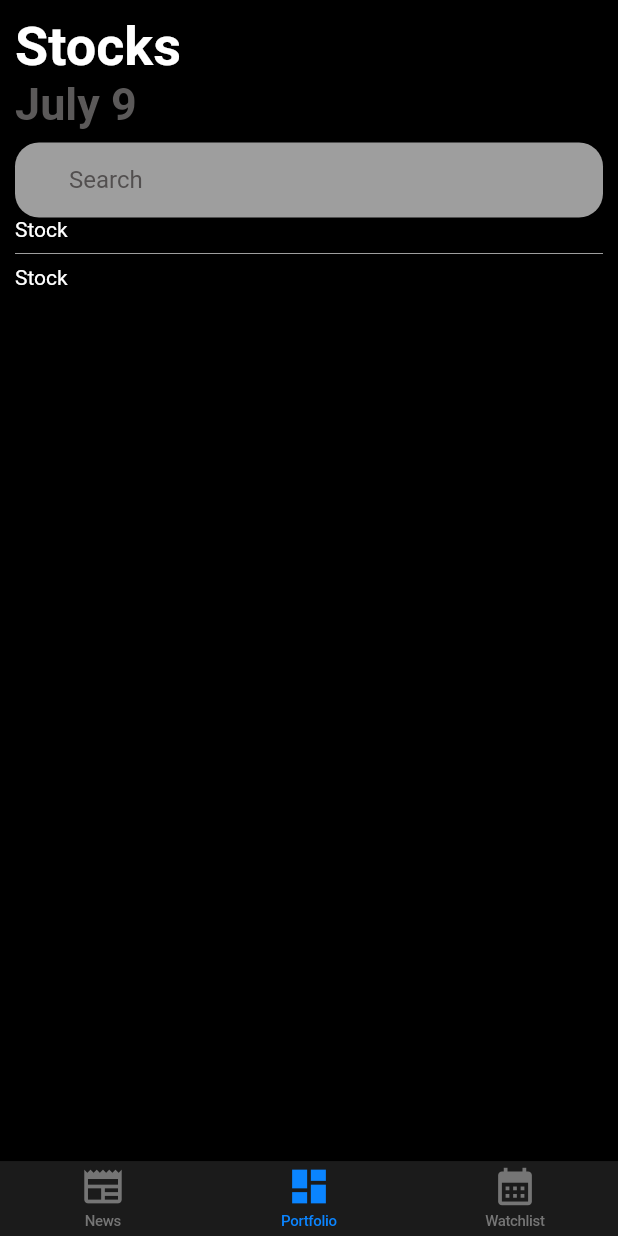
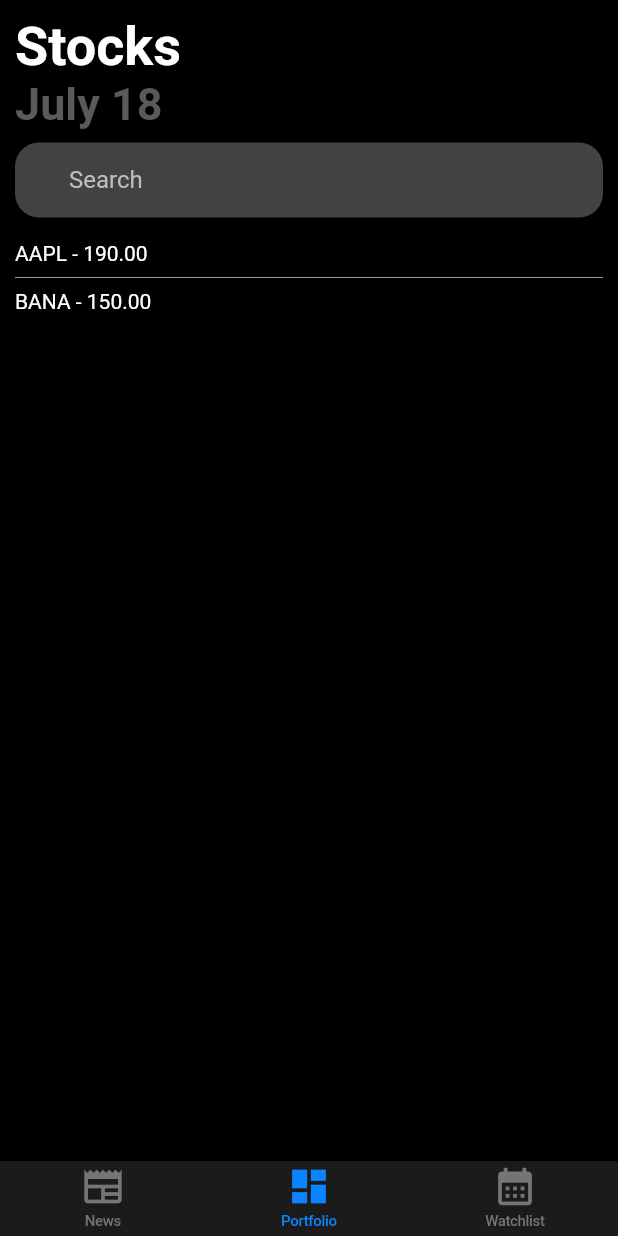
Before and after one commit to aakashkandasamy/tomorrow, a Flutter app: the screen it shows after launch, on a phone screen of 412 x 824 dp. Run offline on Flutter 3.47's test engine with Material 2 defaults, Android fonts, the phone set to English and light mode, and no system bars.

Commit message:
mutable homepage list

```diff
--- a/lib/main.dart
+++ b/lib/main.dart
@@ -12,6 +12,7 @@ class App extends StatelessWidget {
   @override
   Widget build(BuildContext context) {
     return MaterialApp(
+      debugShowCheckedModeBanner: false,
       title: "Stocks",
       home: MyHomePage(),
     );
--- a/lib/models/stock.dart
+++ b/lib/models/stock.dart
@@ -1,7 +1,7 @@
 class Stock {
-  final String symbol;
-  final String company;
-  final double price;
+  String symbol;
+  String company;
+  double price;
 
   Stock({required this.symbol, required this.company, required this.price});
 
--- a/lib/pages/home_page.dart
+++ b/lib/pages/home_page.dart
@@ -1,64 +1,92 @@
-// ignore_for_file: prefer_const_constructors
+import 'package:flutter/material.dart';
+import 'package:stocks_app_flutter/models/stock.dart';
+import 'package:stocks_app_flutter/widgets/stocks_list.dart';
+import 'package:intl/intl.dart';
 
-import 'package:flutter/material.dart';
+String today = DateFormat('MMMM d').format(DateTime.now());
 
-import '../widgets/stocks_list.dart';
-import 'package:stocks_app_flutter/models/stock.dart';
+List<Stock> allStocks = Stock.getAll();
 
-class HomePage extends StatelessWidget{
+class HomePage extends StatefulWidget {
+  @override
+  _HomePageState createState() => _HomePageState();
+}
+
+class _HomePageState extends State<HomePage> {
+  final TextEditingController _searchController = TextEditingController();
+
+  void addNewStock(String value) {
+    setState(() {
+      allStocks.add(Stock(company: value, symbol: value, price: 100));
+    });
+  }
+
   @override
   Widget build(BuildContext context) {
     return Scaffold(
-      body: Stack(children: <Widget>[
+      body: Stack(
+        children: <Widget>[
           Container(
             padding: EdgeInsets.all(10),
             width: MediaQuery.of(context).size.width,
-          color: Color.fromARGB(255, 0, 0, 0),
+            color: const Color.fromARGB(255, 0, 0, 0),
             child: SafeArea(
               child: Column(
                 crossAxisAlignment: CrossAxisAlignment.start,
                 children: <Widget>[
-              Text("Stocks",
-                style :TextStyle(
+                  const Text(
+                    "Stocks",
+                    style: TextStyle(
                       color: Colors.white,
                       fontSize: 36,
-                  fontWeight: FontWeight.bold)),
-              Text("July 9",
-                style: TextStyle(
+                      fontWeight: FontWeight.bold,
+                    ),
+                  ),
+                  Text(
+                    today,
+                    style: const TextStyle(
                       color: Color.fromARGB(255, 91, 89, 89),
                       fontSize: 30,
-                  fontWeight: FontWeight.bold)),
-
+                      fontWeight: FontWeight.bold,
+                    ),
+                  ),
                   Padding(
                     padding: EdgeInsets.only(top: 8),
                     child: SizedBox(
                       height: 50,
                       child: TextField(
+                        controller: _searchController,
                         decoration: InputDecoration(
-                      hintStyle: TextStyle(color: Color.fromARGB(255, 82, 79, 79)),
+                          hintStyle: TextStyle(color: Colors.grey[400]),
                           hintText: "Search",
                           prefix: Icon(Icons.search),
-                      fillColor: Colors.grey,
+                          fillColor: Colors.grey[800],
                           filled: true,
-                      border: OutlineInputBorder(
+                          border: const OutlineInputBorder(
                             borderSide: BorderSide(
                               width: 0,
-                          style: BorderStyle.none
+                              style: BorderStyle.none,
                             ),
-                        borderRadius: BorderRadius.all(Radius.circular(16))
-                      )
-                    ),
-                  )
+                            borderRadius: BorderRadius.all(
+                              Radius.circular(16),
                             ),
                           ),
+                        ),
+                        onSubmitted: addNewStock,
+                      ),
+                    ),
+                  ),
+                  const Padding(padding: EdgeInsets.only(top: 16)),
                   SizedBox(
                     height: 310,
-                child: StockList(stocks: Stock.getAll())
-                )
-            ]),
-          ))
-
-      ]));
-
+                    child: StockList(stocks: allStocks),
+                  ),
+                ],
+              ),
+            ),
+          ),
+        ],
+      ),
+    );
   }
 }
--- a/lib/widgets/stocks_list.dart
+++ b/lib/widgets/stocks_list.dart
@@ -1,23 +1,22 @@
-
 import 'package:flutter/material.dart';
 import 'package:stocks_app_flutter/models/stock.dart';
 
 class StockList extends StatelessWidget {
-
   final List<Stock> stocks;
 
   StockList({super.key, required this.stocks});
 
   @override
-  Widget build(BuildContext context){
+  Widget build(BuildContext context) {
     return ListView.separated(
-
       itemCount: stocks.length,
       separatorBuilder: (context, index) {
         return Divider(color: Colors.grey);
       },
       itemBuilder: (context, index) {
-        return Text("Stock", style: TextStyle(color: Colors.white));
+        return Text(
+            "${stocks[index].symbol} - ${stocks[index].price.toStringAsFixed(2)}",
+            style: TextStyle(color: Colors.white));
       },
     );
   }
```
Also changed, not shown: pubspec.yaml (+10 -20 lines), pubspec.lock, 1 other file. Lines whose indentation alone changed are shown as unchanged.
